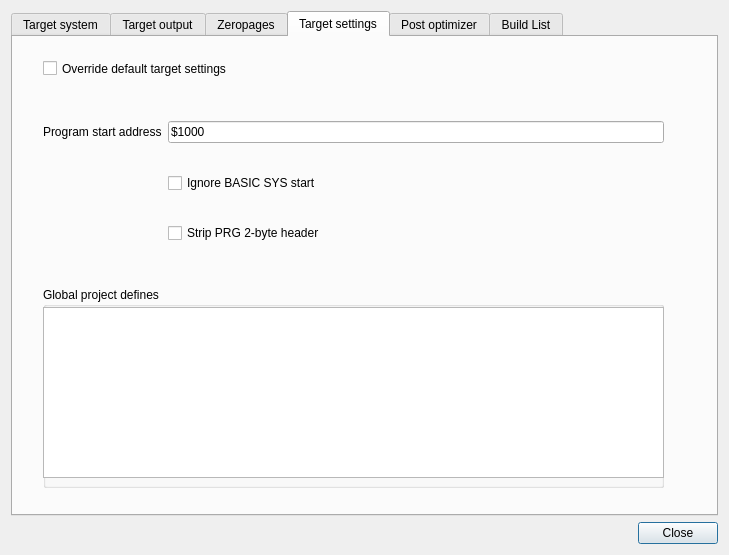
The window that source/dialogprojectsettings.ui (leuat/TRSE) describes before a commit, drawn with Qt 5.
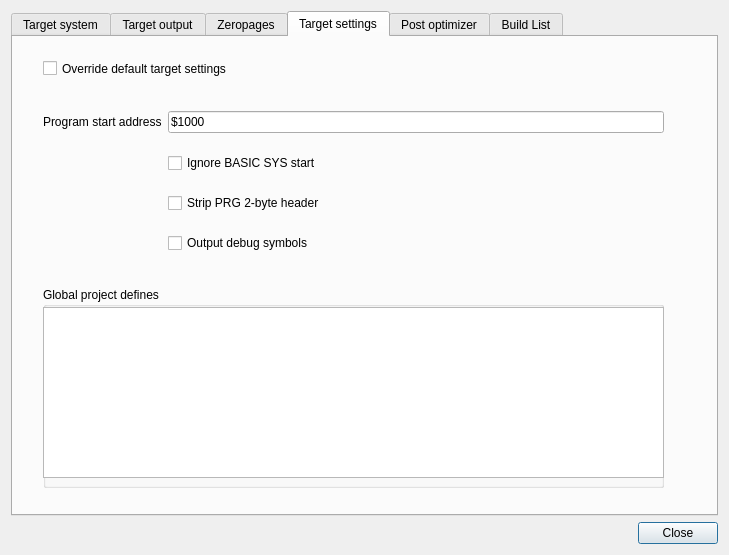
The same window after the commit. The open tabs and pages were chosen to show the change.

Commit message: Export debug symbols

```diff
--- a/source/dialogprojectsettings.ui
+++ b/source/dialogprojectsettings.ui
@@ -738,6 +738,13 @@
             </property>
            </widget>
           </item>
+          <item row="3" column="1">
+           <widget class="QCheckBox" name="chkDebugSymbols">
+            <property name="text">
+             <string>Output debug symbols</string>
+            </property>
+           </widget>
+          </item>
          </layout>
         </widget>
         <widget class="QCheckBox" name="chkOverrideTargetSettings">
```
Left out of the diff: 16 changed lines with no effect on the pictures. The commit also changes 6 other files.
